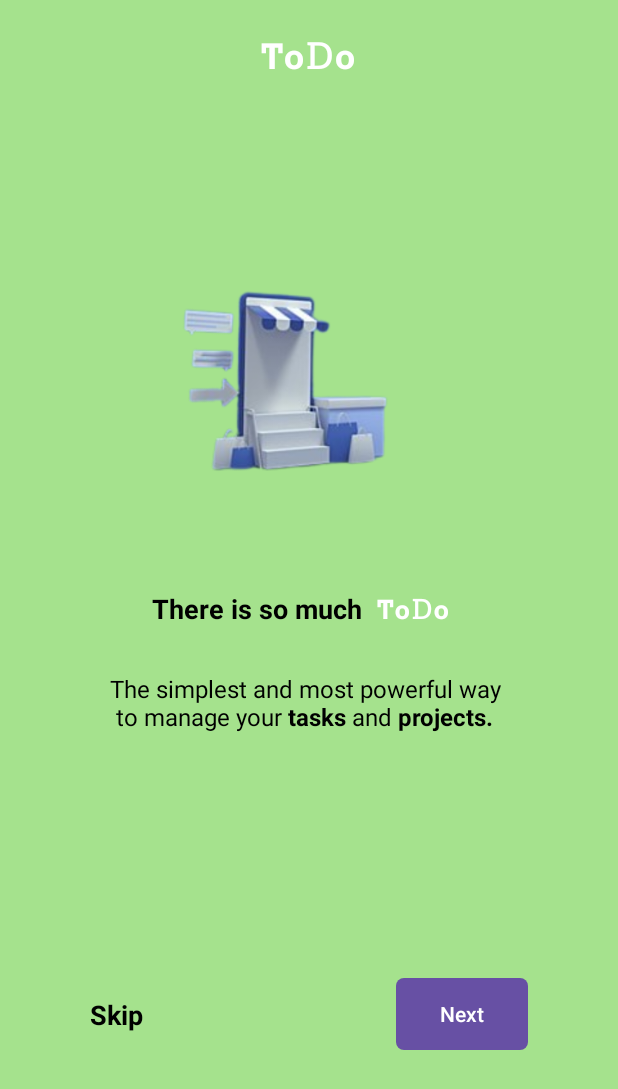
After one commit to iamkiraan/CodSoft_Task1-To_do_app, an Android app: the fragment BlankFragmentFragment2 shown on its own in the app's theme, on a phone screen of 412 x 824 dp. The commit adds this screen. Shown: the top 1089 px of the screen. Run offline under Robolectric (Android 15) with nearby library versions, the phone set to English and light mode, and no system bars.

Commit message:
fragments for opening upto main done!

```diff
--- a/app/build.gradle.kts
+++ b/app/build.gradle.kts
@@ -51,6 +51,9 @@ dependencies {
     androidTestImplementation(libs.androidx.junit)
     androidTestImplementation(libs.androidx.espresso.core)
 
-    //coroutine for handling time in splash screen
+    //coroutine for handling time in splash screens
     implementation(libs.kotlinx.coroutines.android)
+
+    // dots indicatior
+    implementation(libs.dotsindicator)
 }
--- /dev/null
+++ b/app/src/main/java/com/example/taskflow/starting_activities/BlankFragmentFragment2.kt
@@ -0,0 +1,60 @@
+package com.example.taskflow.starting_activities
+
+import android.os.Bundle
+import androidx.fragment.app.Fragment
+import android.view.LayoutInflater
+import android.view.View
+import android.view.ViewGroup
+import com.example.taskflow.R
+
+// TODO: Rename parameter arguments, choose names that match
+// the fragment initialization parameters, e.g. ARG_ITEM_NUMBER
+private const val ARG_PARAM1 = "param1"
+private const val ARG_PARAM2 = "param2"
+
+/**
+ * A simple [Fragment] subclass.
+ * Use the [BlankFragmentFragment2.newInstance] factory method to
+ * create an instance of this fragment.
+ */
+class BlankFragmentFragment2 : Fragment() {
+    // TODO: Rename and change types of parameters
+    private var param1: String? = null
+    private var param2: String? = null
+
+    override fun onCreate(savedInstanceState: Bundle?) {
+        super.onCreate(savedInstanceState)
+        arguments?.let {
+            param1 = it.getString(ARG_PARAM1)
+            param2 = it.getString(ARG_PARAM2)
+        }
+    }
+
+    override fun onCreateView(
+        inflater: LayoutInflater, container: ViewGroup?,
+        savedInstanceState: Bundle?
+    ): View? {
+        // Inflate the layout for this fragment
+        return inflater.inflate(R.layout.fragment_blank_fragment2, container, false)
+    }
+
+    companion object {
+        /**
+         * Use this factory method to create a new instance of
+         * this fragment using the provided parameters.
+         *
+         * @param param1 Parameter 1.
+         * @param param2 Parameter 2.
+         * @return A new instance of fragment BlankFragmentFragment2.
+         */
+        // TODO: Rename and change types and number of parameters
+        @JvmStatic
+        fun newInstance(param1: String, param2: String) =
+            BlankFragmentFragment2().apply {
+                arguments = Bundle().apply {
+                    putString(ARG_PARAM1, param1)
+                    putString(ARG_PARAM2, param2)
+                }
+            }
+    }
+}
--- /dev/null
+++ b/app/src/main/res/layout/fragment_blank_fragment2.xml
@@ -0,0 +1,86 @@
+<?xml version="1.0" encoding="utf-8"?>
+<LinearLayout xmlns:android="http://schemas.android.com/apk/res/android"
+    xmlns:tools="http://schemas.android.com/tools"
+    android:layout_width="match_parent"
+    android:layout_height="match_parent"
+    android:background="@color/boarding2"
+    android:orientation="vertical"
+    android:padding="20dp"
+    tools:context=".starting_activities.BlankFragmentFragment2">
+    <TextView
+        android:layout_width="wrap_content"
+        android:layout_height="wrap_content"
+        android:layout_gravity="center"
+        android:text="ͲօᎠօ"
+        android:textSize="24sp"
+        android:textStyle="bold"
+        android:textColor="@color/white"/>
+    <ImageView
+        android:layout_width="wrap_content"
+        android:layout_height="300dp"
+        android:src="@drawable/one"
+        android:layout_marginStart="60dp"
+
+        android:layout_marginTop="10dp"
+        android:layout_gravity="center"/>
+    <LinearLayout
+        android:layout_width="wrap_content"
+        android:layout_height="wrap_content"
+        android:orientation="horizontal"
+        android:padding="20dp"
+        android:layout_gravity="center">
+        <TextView
+            android:layout_width="wrap_content"
+            android:layout_height="wrap_content"
+            android:text="There is so much"
+            android:textSize="18sp"
+            android:textStyle="bold"
+            android:textColor="@color/black"
+            android:layout_gravity="center"/>
+        <TextView
+            android:layout_width="wrap_content"
+            android:layout_height="wrap_content"
+            android:text="ͲօᎠօ"
+            android:padding="10dp"
+            android:textSize="18sp"
+            android:textColor="@color/white"
+            android:textStyle="bold"
+            android:layout_gravity="center"/>
+    </LinearLayout>
+    <TextView
+        android:textColor="@color/black"
+        android:layout_width="wrap_content"
+        android:layout_height="wrap_content"
+        android:text="@string/welcome"
+        android:layout_gravity="center"
+        android:textSize="16sp"/>
+    <LinearLayout
+        android:layout_width="match_parent"
+        android:layout_height="wrap_content"
+        android:orientation="horizontal"
+        android:padding="40dp"
+        android:layout_gravity="center"
+        android:layout_marginTop="60dp">
+        <TextView
+            android:layout_width="wrap_content"
+            android:layout_height="wrap_content"
+            android:text="Skip"
+            android:textColor="@color/black"
+            android:textSize="18sp"
+            android:textStyle="bold"
+            android:layout_gravity="center"
+            />
+        <View
+            android:layout_width="wrap_content"
+            android:layout_height="wrap_content"
+            android:layout_weight="1"/>
+        <Button
+            android:layout_width="wrap_content"
+            android:layout_height="wrap_content"
+            android:layout_gravity="center"
+            android:text="Next"
+            android:background="@drawable/button_shape"
+            />
+    </LinearLayout>
+
+</LinearLayout>
--- a/app/src/main/res/values/colors.xml
+++ b/app/src/main/res/values/colors.xml
@@ -4,4 +4,6 @@
     <color name="white">#FFFFFFFF</color>
     <color name="Splash_screen">#4897D0</color>
     <color name="Boarding1">#98c1e4</color>
+    <color name="boarding3">#f9a9ac</color>
+    <color name="boarding2">#a5e28d</color>
 </resources>
--- a/app/src/main/res/values/strings.xml
+++ b/app/src/main/res/values/strings.xml
@@ -1,4 +1,6 @@
 <resources>
     <string name="app_name">Task Flow</string>
     <string name="welcome">The simplest and most powerful way \n to manage your <b>tasks</b> and <b>projects.</b></string>
+    <!-- TODO: Remove or change this placeholder text -->
+    <string name="hello_blank_fragment">Hello blank fragment</string>
 </resources>
--- a/gradle/libs.versions.toml
+++ b/gradle/libs.versions.toml
@@ -1,5 +1,6 @@
 [versions]
 agp = "8.4.1"
+dotsindicator = "4.2"
 kotlin = "1.9.0"
 coreKtx = "1.13.1"
 junit = "4.13.2"
@@ -13,6 +14,7 @@ constraintlayout = "2.1.4"
 
 [libraries]
 androidx-core-ktx = { group = "androidx.core", name = "core-ktx", version.ref = "coreKtx" }
+dotsindicator = { module = "com.tbuonomo:dotsindicator", version.ref = "dotsindicator" }
 junit = { group = "junit", name = "junit", version.ref = "junit" }
 androidx-junit = { group = "androidx.test.ext", name = "junit", version.ref = "junitVersion" }
 androidx-espresso-core = { group = "androidx.test.espresso", name = "espresso-core", version.ref = "espressoCore" }
```
Also changed, not shown: app/src/main/java/com/example/taskflow/starting_activities/BoardingScreenOne.kt (+12 -10 lines), app/src/main/java/com/example/taskflow/starting_activities/Fragment1.kt (added, +60 -0 lines), app/src/main/java/com/example/taskflow/starting_activities/Fragment3.kt (added, +37 -0 lines), app/src/main/java/com/example/taskflow/starting_activities/viewPagerAdapter.kt (added, +21 -0 lines), app/src/main/res/layout/activity_boarding_screen_one.xml (+16 -82 lines), app/src/main/res/layout/fragment_1.xml (added, +57 -0 lines), app/src/main/res/layout/fragment_3.xml (added, +59 -0 lines).
